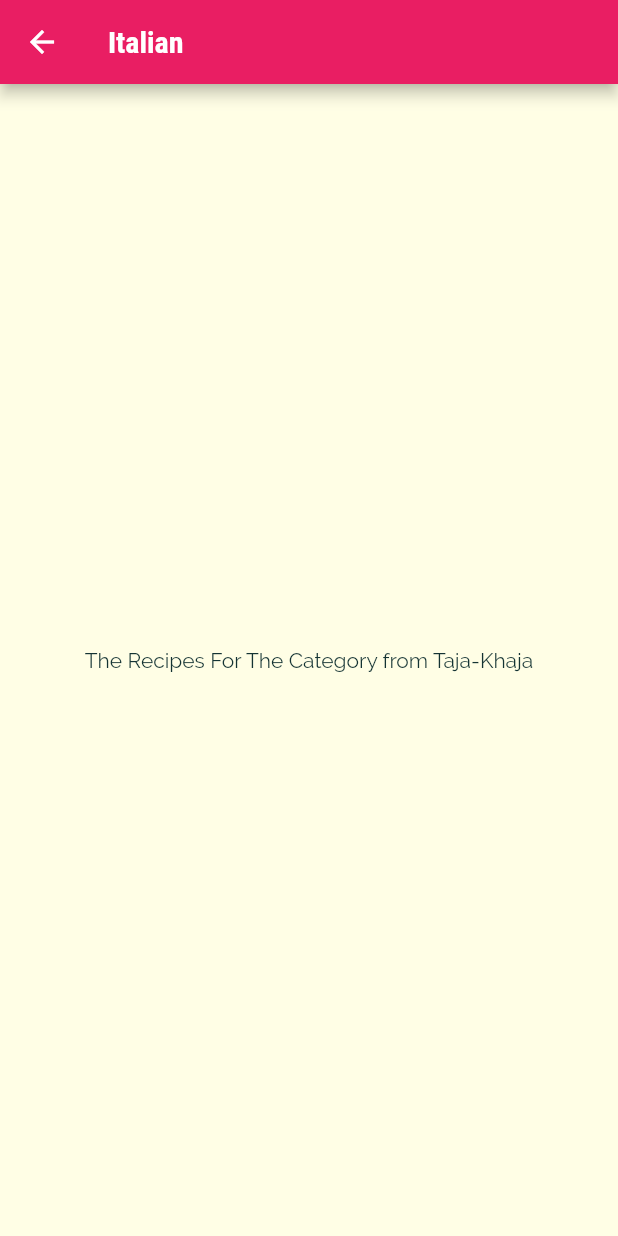
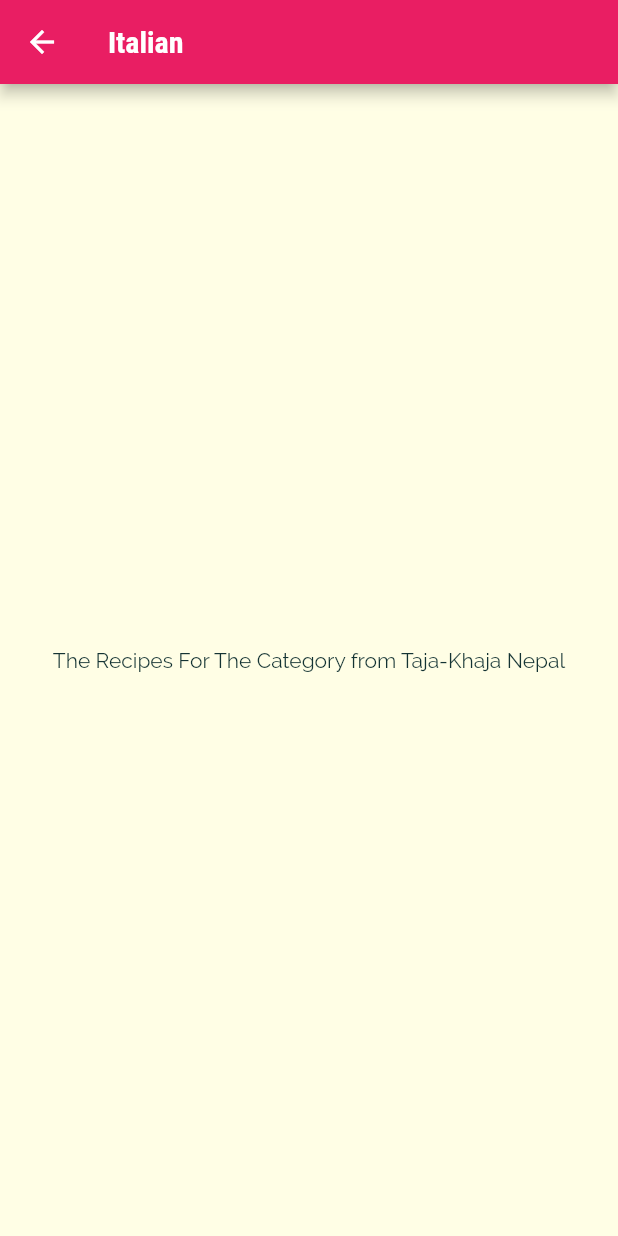
Before and after one commit to shishirregmi/mealsapp-flutter, a Flutter app: the screen it shows after launch, after a tap on "Italian", on a phone screen of 412 x 824 dp. Run offline on Flutter 3.47's test engine with Material 2 defaults, Android fonts, the phone set to English and light mode, and no system bars.

Commit message:
Second minor Changes (#1)

```diff
--- a/lib/categories_screen.dart
+++ b/lib/categories_screen.dart
@@ -8,7 +8,7 @@ class CategoriesScreen extends StatelessWidget {
   Widget build(BuildContext context) {
     return Scaffold(
       appBar: AppBar(
-        title: const Text('Taja-Khaja Nepali'),
+        title: const Text('Taja-Khaja Nepal'),
       ),
       body: GridView(
         padding: const EdgeInsets.all(15),
--- a/lib/category_meals_screen.dart
+++ b/lib/category_meals_screen.dart
@@ -13,7 +13,7 @@ class CategoryMealsScreen extends StatelessWidget {
         title: Text(categoryTitle!),
       ),
       body: const Center(
-        child: Text('The Recipes For The Category from Taja-Khaja'),
+        child: Text('The Recipes For The Category from Taja-Khaja Nepal'),
       ),
     );
   }
```
